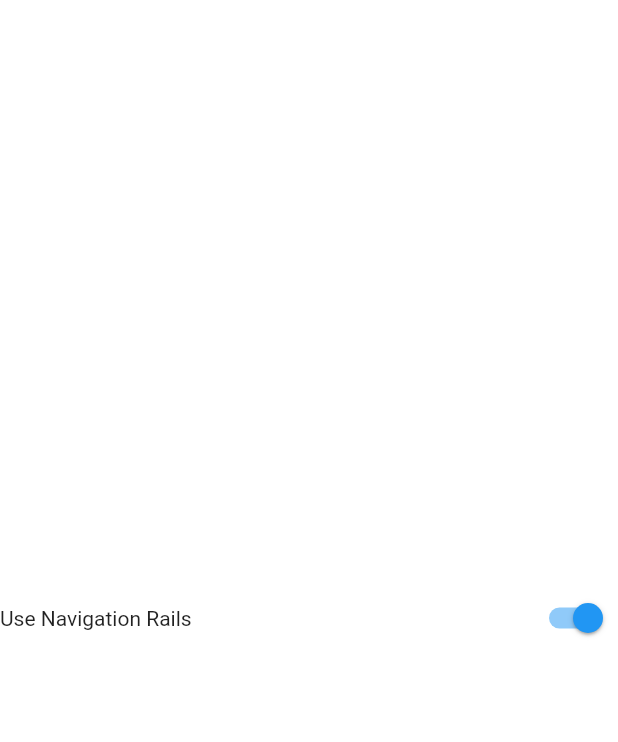
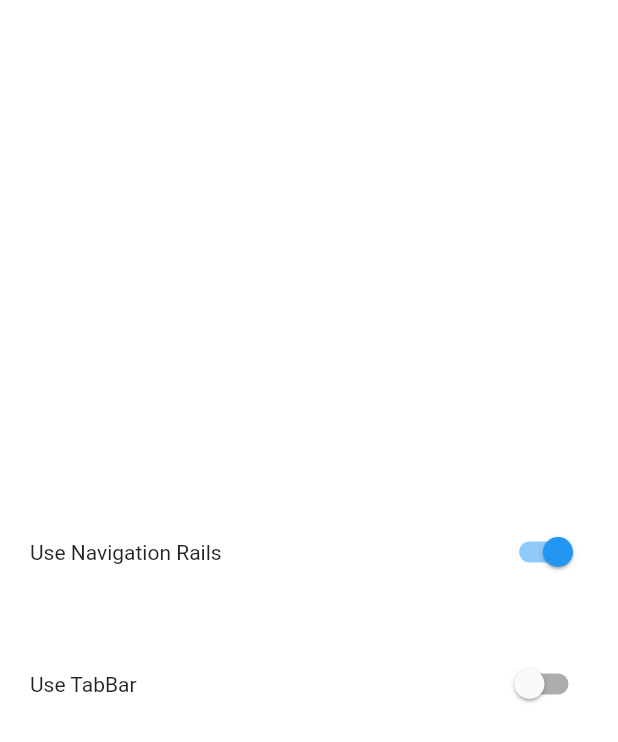
Before and after one commit to Android-Builds/Pseudo-Music, a Flutter app: the SettingsPage screen opened directly, on a phone screen of 412 x 824 dp. Shown: the top 742 px of the screen. Run offline on Flutter 3.47's test engine with Material 2 defaults, Android fonts, the phone set to English and light mode, and no system bars; our stand-ins replace flutter_icons, lottie; missing offline and left inert: flutter_audio_query; statements that could not run were skipped.

Commit message:
Use Tabbar ui too [Optional]

```diff
--- a/lib/pages/settings.dart
+++ b/lib/pages/settings.dart
@@ -13,7 +13,9 @@ class _SettingsPageState extends State<SettingsPage> {
       body: Column(
         mainAxisAlignment: MainAxisAlignment.center,
         children: [
-          Row(
+          Padding(
+            padding: const EdgeInsets.all(20.0),
+            child: Row(
               children: [
                 Text('Use Navigation Rails'),
                 Spacer(),
@@ -27,7 +29,26 @@ class _SettingsPageState extends State<SettingsPage> {
                   },
                 ),
               ],
-          )
+            ),
+          ),
+          Padding(
+            padding: const EdgeInsets.all(20.0),
+            child: Row(
+              children: [
+                Text('Use TabBar'),
+                Spacer(),
+                Switch(
+                  value: usetabbar,
+                  onChanged: (value) {
+                    setState(() {
+                      uiController.add(usetabbar = value);
+                      print(usetabbar);
+                    });
+                  },
+                ),
+              ],
+            ),
+          ),
         ],
       ),
     );
--- a/lib/pages/splashcreen.dart
+++ b/lib/pages/splashcreen.dart
@@ -1,5 +1,4 @@
 import 'dart:async';
-import 'dart:math';
 import 'package:flutter/material.dart';
 import 'package:flutter_audio_query/flutter_audio_query.dart';
 import 'package:flutter_icons/flutter_icons.dart';
--- a/lib/utils/variables.dart
+++ b/lib/utils/variables.dart
@@ -17,6 +17,7 @@ bool randomcol = false;
 bool darkmode = false;
 bool homepagedisco = false;
 bool usenavrails = true;
+bool usetabbar = false;
 
 StreamController discoController;
 StreamController uiController;
```
Also changed, not shown: lib/pages/homepage.dart (+56 -13 lines). Lines whose indentation alone changed are shown as unchanged.
